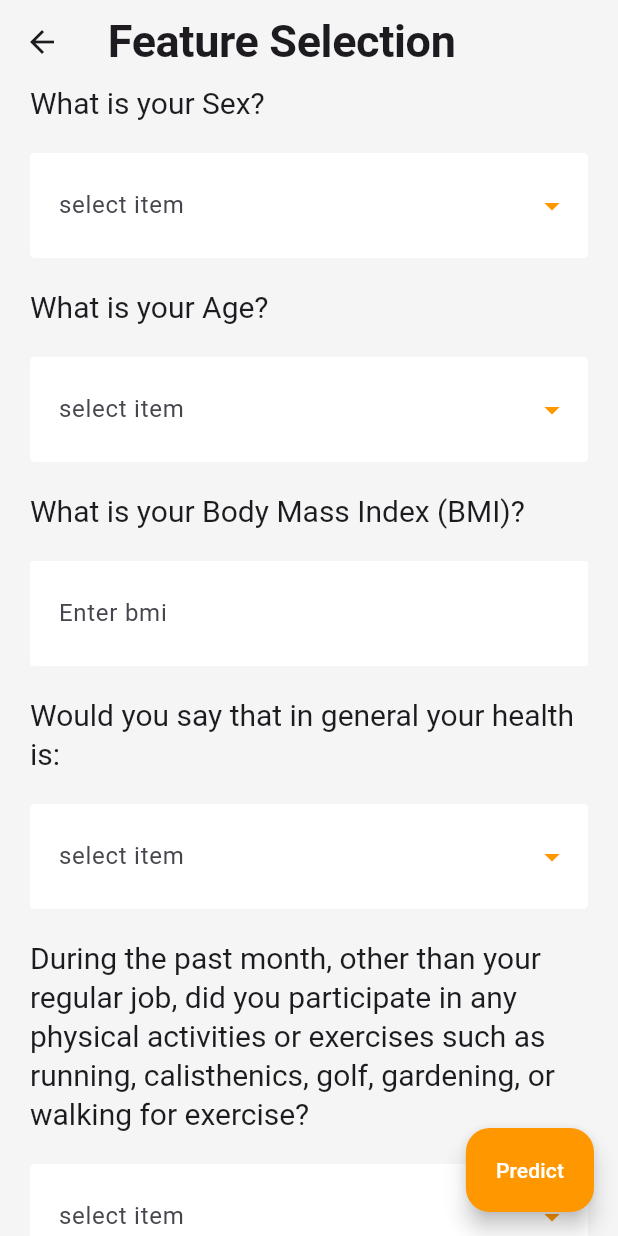
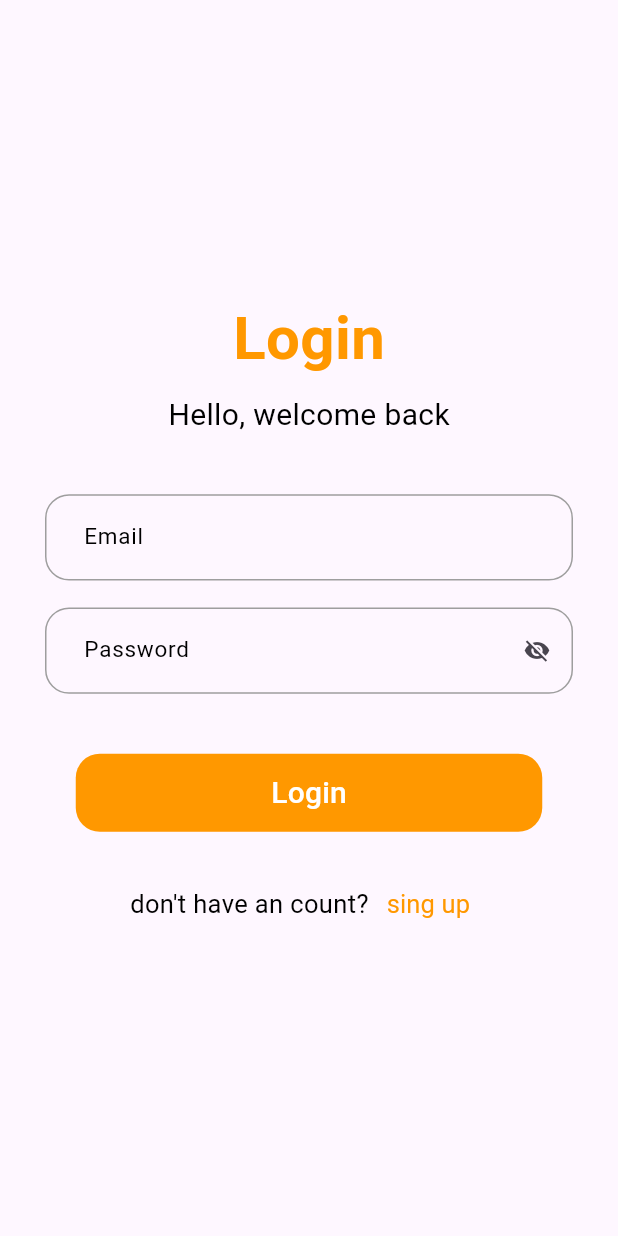
Before and after one commit to emantaha14/atom_machine_learning, a Flutter app: the OnboardingScreen screen opened by its route, after a tap on the "arrow circle right" icon, on a phone screen of 412 x 824 dp. Run offline on Flutter 3.47's test engine with Material 3 defaults, Android fonts, the phone set to English and light mode, and no system bars; drawn by our look-alikes of dropdown_textfield; our stand-ins replace dio, flutter_screenutil.

Commit message:
add login screen commit

```diff
--- a/lib/core/routing/app_router.dart
+++ b/lib/core/routing/app_router.dart
@@ -1,6 +1,8 @@
 
 
 import 'package:atom/core/routing/routes.dart';
+import 'package:atom/feature/login/ui/screen/login_screen.dart';
+import 'package:atom/feature/sign_up/ui/screen/sign_up_screen.dart';
 import 'package:flutter/material.dart';
 
 import '../../feature/home/ui/screen/home_view.dart';
@@ -17,9 +19,16 @@ class AppRouter {
         );
       case Routes.homeScreen:
         return MaterialPageRoute(
-          builder: (_) => const HomeView(),
+          builder: (_) => const HomeScreen(),
         );
-
+      case Routes.login:
+        return MaterialPageRoute(
+          builder: (_) => const LoginScreen(),
+        );
+      case Routes.signup:
+        return MaterialPageRoute(
+          builder: (_) => const SignupScreen(),
+        );
 
 
       default:
--- a/lib/core/routing/routes.dart
+++ b/lib/core/routing/routes.dart
@@ -1,5 +1,6 @@
 class Routes {
   static const String onboarding = '/onboarding';
   static const String homeScreen = '/homeScreen';
-
+  static const String login = '/login';
+  static const String signup = '/signup';
 }
--- a/lib/core/theming/font_weight_helper.dart
+++ b/lib/core/theming/font_weight_helper.dart
@@ -20,4 +20,6 @@ class FontSizeManager {
   static const double s20 = 20.0;
   static const double s22 = 22.0;
   static const double s30 = 30.0;
+  static const double s35 = 30.0;
+
 }
--- a/lib/core/theming/styles_manager.dart
+++ b/lib/core/theming/styles_manager.dart
@@ -6,6 +6,7 @@ TextStyle _getTextStyle(double fontSize, FontWeight fontWeight, Color color) {
   return TextStyle(
     fontWeight: fontWeight,
     fontSize: fontSize,
+    color: color,
   );
 }
 
--- a/lib/core/widget/get_started_button.dart
+++ b/lib/core/widget/get_started_button.dart
@@ -25,6 +25,7 @@ class GetStartedButton extends StatelessWidget {
       child: Text(text,
           style: const TextStyle(
             color: ColorManger.white,
+            fontSize: 20
           )),
     );
   }
--- a/lib/feature/home/ui/screen/home_view.dart
+++ b/lib/feature/home/ui/screen/home_view.dart
@@ -7,14 +7,14 @@ import '../../../../core/helper/lists_management.dart';
 import '../../../../core/theming/colors.dart';
 import '../widget/drop_down_text_field_default.dart';
 
-class HomeView extends StatefulWidget {
-  const HomeView({Key? key}) : super(key: key);
+class HomeScreen extends StatefulWidget {
+  const HomeScreen({Key? key}) : super(key: key);
 
   @override
-  State<HomeView> createState() => _HomeViewState();
+  State<HomeScreen> createState() => _HomeScreenState();
 }
 
-class _HomeViewState extends State<HomeView> {
+class _HomeScreenState extends State<HomeScreen> {
   final GlobalKey<FormState> _formKey = GlobalKey<FormState>();
   late SingleValueDropDownController _cnt;
   late MultiValueDropDownController _cntMulti;
--- /dev/null
+++ b/lib/feature/login/ui/screen/login_screen.dart
@@ -0,0 +1,72 @@
+import 'package:atom/core/helper/extension.dart';
+import 'package:flutter/material.dart';
+
+import '../../../../core/routing/routes.dart';
+import '../../../../core/theming/colors.dart';
+import '../../../../core/theming/styles_manager.dart';
+import '../../../sign_up/ui/widget/sign_up_form.dart';
+import '../widget/login_form.dart';
+
+class LoginScreen extends StatelessWidget {
+  const LoginScreen({super.key});
+
+  @override
+  Widget build(BuildContext context) {
+    return Scaffold(
+        body: SafeArea(
+      child: Center(
+        child: Padding(
+          padding: const EdgeInsets.symmetric(horizontal: 30, vertical: 30),
+          child: SingleChildScrollView(
+            child: Column(
+              crossAxisAlignment: CrossAxisAlignment.start,
+              children: [
+                Center(
+                  child: Text(
+                    'Login',
+                    style:
+                        getBoldStyle(fontSize: 40, color: ColorManger.orange),
+                  ),
+                ),
+                const SizedBox(
+                  height: 8,
+                ),
+                Center(
+                  child: Text(
+                    'Hello, welcome back',
+                    style:
+                        getRegularStyle(color: ColorManger.black, fontSize: 20),
+                  ),
+                ),
+                const SizedBox(
+                  height: 20,
+                ),
+                LoginForm(),
+                Row(
+                  mainAxisAlignment: MainAxisAlignment.center,
+                  children: [
+                    Text(
+                      'don\'t have an count?',
+                      style: getRegularStyle(
+                          color: ColorManger.black, fontSize: 17),
+                    ),
+                    TextButton(
+                      onPressed: () {
+                        context.pushNamed(Routes.signup);
+                      },
+                      child: Text(
+                        'sing up',
+                        style: getRegularStyle(
+                            color: ColorManger.orange, fontSize: 17),
+                      ),
+                    ),
+                  ],
+                )
+              ],
+            ),
+          ),
+        ),
+      ),
+    ));
+  }
+}
--- /dev/null
+++ b/lib/feature/login/ui/widget/login_form.dart
@@ -0,0 +1,67 @@
+import 'package:atom/core/helper/extension.dart';
+import 'package:flutter/material.dart';
+
+import '../../../../core/helper/app_regx.dart';
+import '../../../../core/routing/routes.dart';
+import '../../../../core/widget/app_text_field.dart';
+import '../../../../core/widget/get_started_button.dart';
+
+class LoginForm extends StatelessWidget {
+  LoginForm({super.key});
+  final formKey = GlobalKey<FormState>();
+  final emailController = TextEditingController();
+  final passwordController = TextEditingController();
+
+  @override
+  Widget build(BuildContext context) {
+    return Form(
+      key: formKey,
+      child: Column(
+        children: [
+
+          const SizedBox(height: 18),
+          AppTextFormField(
+            hintText: 'Email',
+            validator: (value) {
+              if (value == null ||
+                  value.isEmpty ||
+                  !AppRegex.isEmailValid(value)) {
+                return 'Please enter a valid email';
+              }
+            },
+            controller: emailController,
+          ),
+          const SizedBox(height: 18),
+          AppTextFormField(
+            controller: passwordController,
+            hintText: 'Password',
+            isObscureText: true,
+            suffixIcon: GestureDetector(
+              onTap: () {},
+              child: const Icon(
+                Icons.visibility_off,
+              ),
+            ),
+            validator: (value) {
+              if (value == null || value.isEmpty) {
+                return 'Please enter a valid password';
+              }
+            },
+          ),
+          const SizedBox(height: 40),
+          Align(
+            alignment: Alignment.center,
+            child: GetStartedButton(
+                onPressed: () {
+                  if (formKey.currentState!.validate()) {
+                    context.pushNamed(Routes.homeScreen);
+                  }
+                },
+                text: 'Login'),
+          ),
+          const SizedBox(height: 24),
+        ],
+      ),
+    );
+  }
+}
--- a/lib/feature/onboarding/ui/screen/onboarding.dart
+++ b/lib/feature/onboarding/ui/screen/onboarding.dart
@@ -71,7 +71,7 @@ class OnboardingScreen extends StatelessWidget {
       ),
       floatingActionButton: FloatingActionButton(
         onPressed: () {
-          context.pushNamed(Routes.homeScreen);
+          context.pushNamed(Routes.login);
         },
         child: const Icon(
           Icons.arrow_circle_right_sharp,
--- a/lib/feature/sign_up/ui/screen/sign_up_screen.dart
+++ b/lib/feature/sign_up/ui/screen/sign_up_screen.dart
@@ -1,7 +1,9 @@
+import 'package:atom/core/helper/extension.dart';
 import 'package:atom/core/theming/colors.dart';
 import 'package:atom/core/theming/styles_manager.dart';
 import 'package:flutter/material.dart';
 
+import '../../../../core/routing/routes.dart';
 import '../widget/sign_up_form.dart';
 
 class SignupScreen extends StatelessWidget {
@@ -35,6 +37,26 @@ class SignupScreen extends StatelessWidget {
                 Column(
                   children: [
                     SignUpForm(),
+                    Row(
+                      mainAxisAlignment: MainAxisAlignment.center,
+                      children: [
+                        Text(
+                          'don\'t have an count?',
+                          style: getRegularStyle(
+                              color: ColorManger.black, fontSize: 17),
+                        ),
+                        TextButton(
+                          onPressed: () {
+                            context.pop();
+                          },
+                          child: Text(
+                            'Login',
+                            style: getRegularStyle(
+                                color: ColorManger.orange, fontSize: 17),
+                          ),
+                        ),
+                      ],
+                    )
                   ],
                 ),
               ],
--- a/lib/main.dart
+++ b/lib/main.dart
@@ -1,4 +1,6 @@
 import 'package:atom/core/theming/theme_manager.dart';
+import 'package:atom/feature/login/ui/screen/login_screen.dart';
+import 'package:atom/feature/onboarding/ui/screen/onboarding.dart';
 import 'package:flutter/material.dart';
 import 'package:flutter_screenutil/flutter_screenutil.dart';
 
@@ -24,7 +26,7 @@ class MyApp extends StatelessWidget {
         debugShowCheckedModeBanner: false,
         title: 'Flutter Demo',
         theme: getApplicationTheme(),
-        home: const SignupScreen(),
+        home: const OnboardingScreen(),
         onGenerateRoute: appRouter.generateRoute,
       ),
     );
```
Also changed, not shown: 1 other file.
